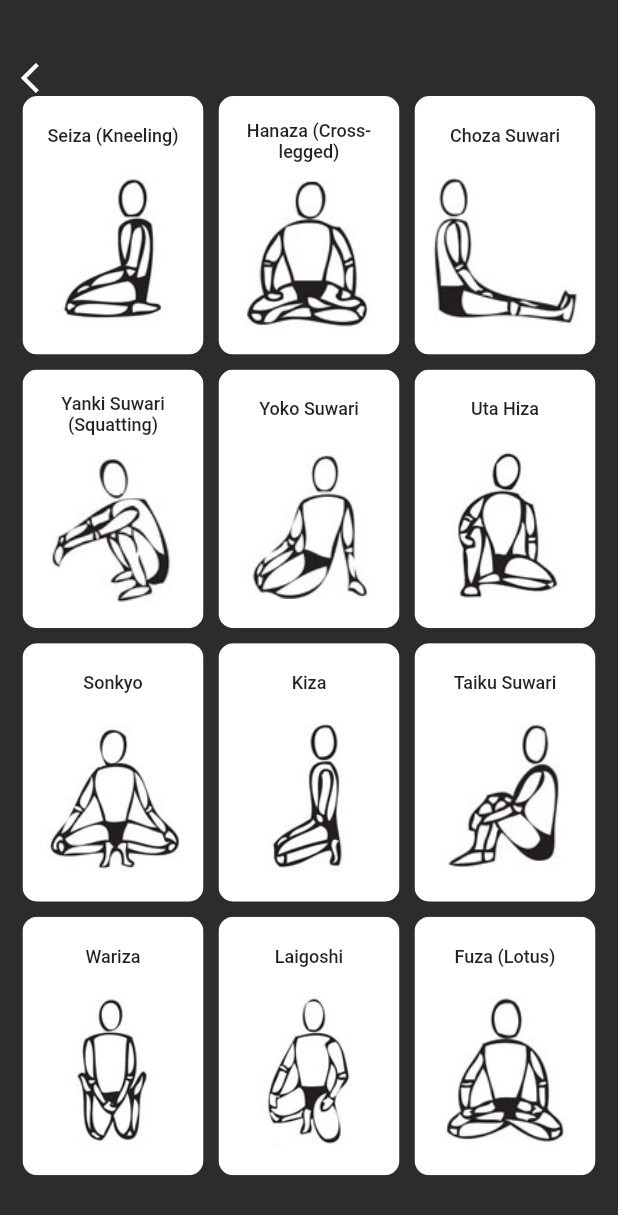
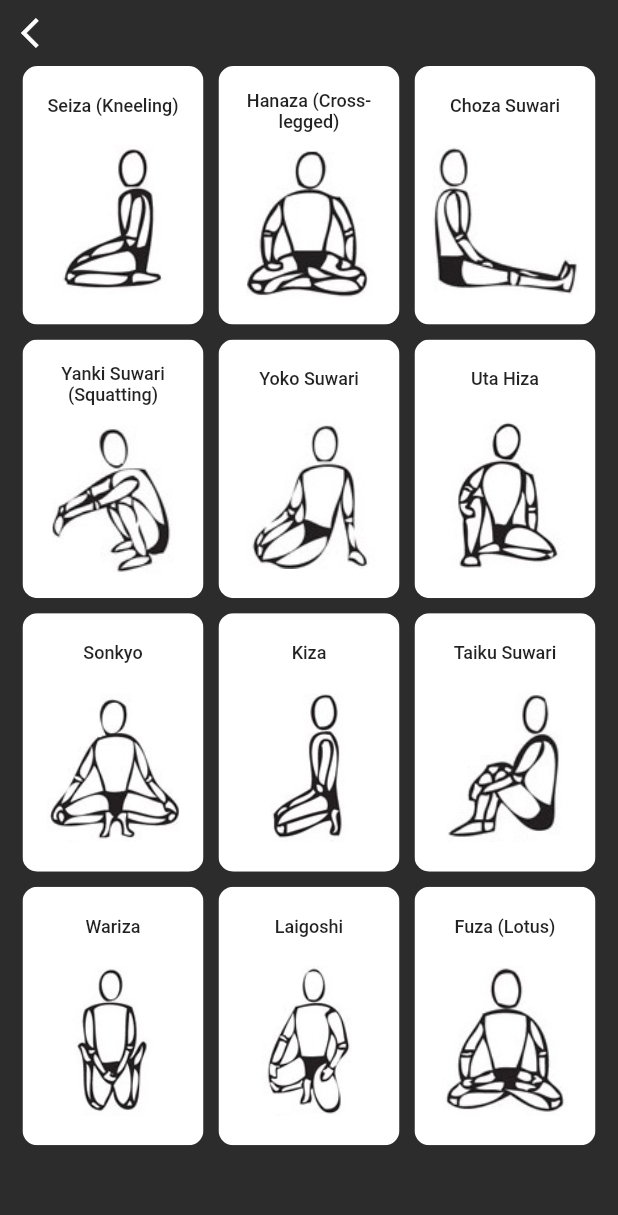
Before and after one commit to Caspar-Baumeister/better_sit_floor, a Flutter app: the screen it shows after launch, after a tap on the "zoom in" icon, on a phone screen of 412 x 824 dp. Shown: the top 1215 px of the screen. Run offline on Flutter 3.47's test engine with Material 2 defaults, Android fonts, the phone set to English and light mode, and no system bars; our stand-ins replace audioplayers, google_mobile_ads; network calls fail.

Commit message:
fixed the top padding issues on ios

```diff
--- a/lib/App.dart
+++ b/lib/App.dart
@@ -16,7 +16,7 @@ class App extends StatelessWidget {
         backgroundColor: DARK_GREY,
         primaryColor: PRIMARY_COLOR,
       ),
-      home: const SafeArea(child: Home()),
+      home: const Home(),
     );
   }
 }
--- a/lib/pages/home/home.dart
+++ b/lib/pages/home/home.dart
@@ -23,7 +23,8 @@ class _HomeState extends State<Home> {
 
   @override
   Widget build(BuildContext context) {
-    return Scaffold(
+    return SafeArea(
+      child: Scaffold(
         backgroundColor: DARK_GREY,
         body: Column(
           mainAxisSize: MainAxisSize.min,
@@ -78,7 +79,8 @@ class _HomeState extends State<Home> {
                     onTap: () {
                       Navigator.push(
                         context,
-                      MaterialPageRoute(builder: (context) => DataLoader(time)),
+                        MaterialPageRoute(
+                            builder: (context) => DataLoader(time)),
                       );
                     },
                     child: Container(
@@ -96,6 +98,7 @@ class _HomeState extends State<Home> {
               ),
             ))
           ],
+        ),
       ),
     );
   }
--- a/lib/pages/overview/overview.dart
+++ b/lib/pages/overview/overview.dart
@@ -11,17 +11,16 @@ class Overview extends StatelessWidget {
   @override
   Widget build(BuildContext context) {
     PostureProvider postureProvider = Provider.of<PostureProvider>(context);
-    return Scaffold(
+    return SafeArea(
+      child: Scaffold(
         backgroundColor: DARK_GREY,
         body: SingleChildScrollView(
           child: Column(
             mainAxisSize: MainAxisSize.min,
             children: [
-            const SizedBox(
-              height: 40,
-            ),
               Container(
-              padding: const EdgeInsets.symmetric(horizontal: 14),
+                padding:
+                    const EdgeInsets.symmetric(horizontal: 14, vertical: 10),
                 alignment: Alignment.centerLeft,
                 child: GestureDetector(
                   onTap: () => Navigator.pop(context),
@@ -48,6 +47,7 @@ class Overview extends StatelessWidget {
                 ),
               )
             ],
+          ),
         ),
       ),
     );
--- a/lib/pages/overview/single_info_page.dart
+++ b/lib/pages/overview/single_info_page.dart
@@ -30,7 +30,7 @@ class _SinglePosturePageState extends State<SinglePosturePage> {
   }
 
   final BannerAd myBanner = BannerAd(
-    adUnitId: AdHelper(testing: false).bannerAdUnitId,
+    adUnitId: AdHelper(testing: true).bannerAdUnitId,
     size: AdSize.banner,
     request: const AdRequest(),
     listener: const BannerAdListener(),
@@ -45,9 +45,6 @@ class _SinglePosturePageState extends State<SinglePosturePage> {
             child: SingleChildScrollView(
               child: Column(
                 children: [
-                  const SizedBox(
-                    height: 30,
-                  ),
                   Container(
                     padding: const EdgeInsets.all(14).copyWith(bottom: 6),
                     alignment: Alignment.centerLeft,
```
Also changed, not shown: lib/pages/info_pages/info_page.dart (+5 -5 lines), lib/pages/posture_page/posture_page_state.dart (+5 -3 lines), 2 other files. Lines whose indentation alone changed are shown as unchanged.
